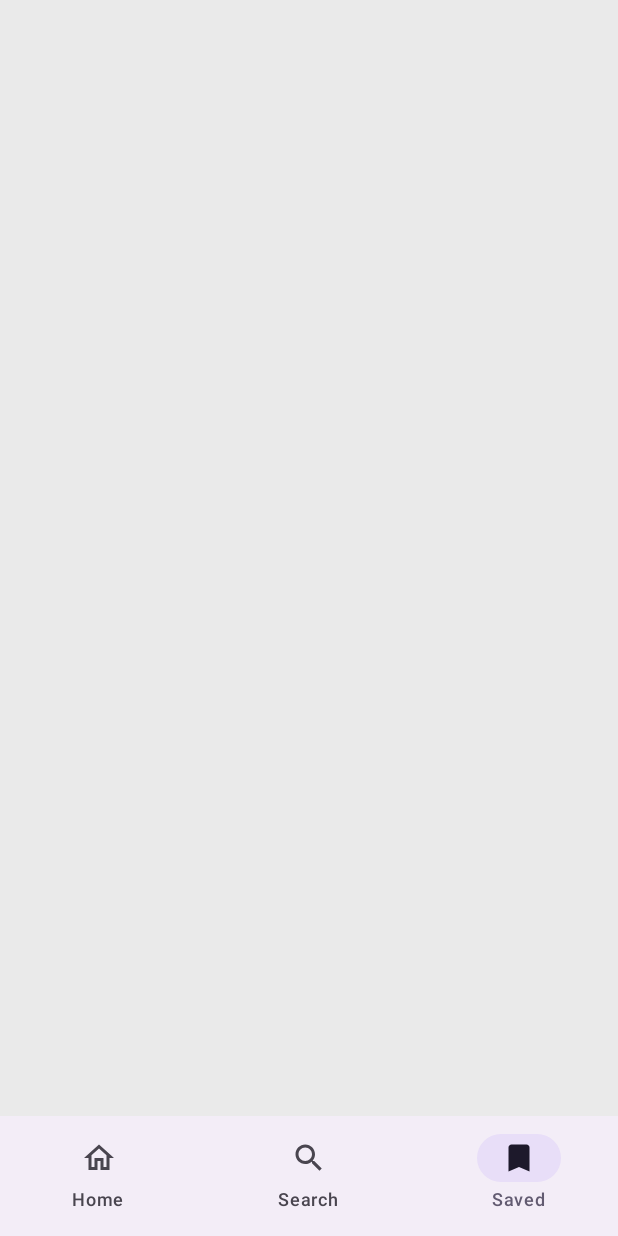
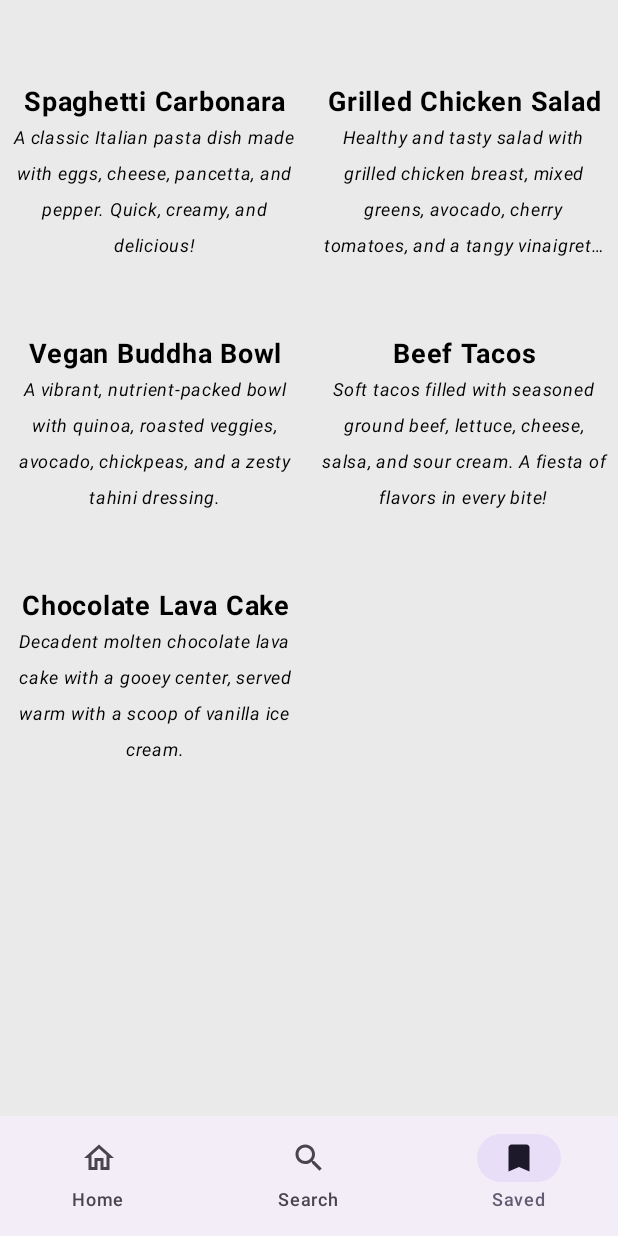
Before and after one commit to PiotrDynia/ChefMate, an Android app built with Jetpack Compose: the ResultsScreen screen opened through its navigation route, on a phone screen of 412 x 824 dp. Run offline under Robolectric (Android 15) with nearby library versions, the phone set to English and light mode, and no system bars; our stand-ins replace Dagger/Hilt's generated code, livedata-compose; pictures from the network do not load.

Commit message:
results design done

```diff
--- a/app/src/main/java/com/example/chefmate/core/data/api/dto/RecipeSimple.kt
+++ b/app/src/main/java/com/example/chefmate/core/data/api/dto/RecipeSimple.kt
@@ -6,3 +6,36 @@ data class RecipeSimple(
     val image: String,
     val summary: String
 )
+
+val sampleRecipes = listOf(
+    RecipeSimple(
+        id = 1,
+        title = "Spaghetti Carbonara",
+        image = "https://cdn.aniagotuje.com/pictures/articles/2020/01/1967583-v-1500x1500.jpg",
+        summary = "A classic Italian pasta dish made with eggs, cheese, pancetta, and pepper. Quick, creamy, and delicious!"
+    ),
+    RecipeSimple(
+        id = 2,
+        title = "Grilled Chicken Salad",
+        image = "https://cdn.aniagotuje.com/pictures/articles/2020/01/1967583-v-1500x1500.jpg",
+        summary = "Healthy and tasty salad with grilled chicken breast, mixed greens, avocado, cherry tomatoes, and a tangy vinaigrette."
+    ),
+    RecipeSimple(
+        id = 3,
+        title = "Vegan Buddha Bowl",
+        image = "https://cdn.aniagotuje.com/pictures/articles/2020/01/1967583-v-1500x1500.jpg",
+        summary = "A vibrant, nutrient-packed bowl with quinoa, roasted veggies, avocado, chickpeas, and a zesty tahini dressing."
+    ),
+    RecipeSimple(
+        id = 4,
+        title = "Beef Tacos",
+        image = "https://cdn.aniagotuje.com/pictures/articles/2020/01/1967583-v-1500x1500.jpg",
+        summary = "Soft tacos filled with seasoned ground beef, lettuce, cheese, salsa, and sour cream. A fiesta of flavors in every bite!"
+    ),
+    RecipeSimple(
+        id = 5,
+        title = "Chocolate Lava Cake",
+        image = "https://cdn.aniagotuje.com/pictures/articles/2020/01/1967583-v-1500x1500.jpg",
+        summary = "Decadent molten chocolate lava cake with a gooey center, served warm with a scoop of vanilla ice cream."
+    )
+)
--- a/app/src/main/java/com/example/chefmate/featureHome/presentation/components/Recommendations.kt
+++ b/app/src/main/java/com/example/chefmate/featureHome/presentation/components/Recommendations.kt
@@ -26,6 +26,7 @@ import androidx.compose.ui.res.stringResource
 import androidx.compose.ui.text.font.FontStyle
 import androidx.compose.ui.text.font.FontWeight
 import androidx.compose.ui.text.style.TextAlign
+import androidx.compose.ui.text.style.TextOverflow
 import androidx.compose.ui.unit.dp
 import androidx.compose.ui.unit.sp
 import coil.compose.AsyncImage
@@ -114,7 +115,8 @@ fun RecommendationsRow(state: HomeState, modifier: Modifier = Modifier) {
                             fontWeight = FontWeight.Bold,
                             modifier = Modifier
                                 .width(120.dp),
-                            maxLines = 4
+                            maxLines = 4,
+                            overflow = TextOverflow.Ellipsis
                         )
                     }
                 }
--- a/app/src/main/java/com/example/chefmate/featureResults/presentation/ResultsScreen.kt
+++ b/app/src/main/java/com/example/chefmate/featureResults/presentation/ResultsScreen.kt
@@ -1,18 +1,41 @@
 package com.example.chefmate.featureResults.presentation
 
+import androidx.compose.foundation.clickable
 import androidx.compose.foundation.layout.Arrangement
 import androidx.compose.foundation.layout.Column
+import androidx.compose.foundation.layout.PaddingValues
+import androidx.compose.foundation.layout.Spacer
+import androidx.compose.foundation.layout.aspectRatio
 import androidx.compose.foundation.layout.fillMaxSize
+import androidx.compose.foundation.layout.height
 import androidx.compose.foundation.layout.padding
+import androidx.compose.foundation.layout.size
+import androidx.compose.foundation.layout.width
+import androidx.compose.foundation.lazy.grid.GridCells
+import androidx.compose.foundation.lazy.grid.LazyVerticalGrid
+import androidx.compose.foundation.lazy.grid.items
 import androidx.compose.foundation.rememberScrollState
+import androidx.compose.foundation.shape.RoundedCornerShape
 import androidx.compose.foundation.verticalScroll
+import androidx.compose.material3.Text
 import androidx.compose.runtime.Composable
 import androidx.compose.runtime.getValue
 import androidx.compose.runtime.livedata.observeAsState
 import androidx.compose.ui.Alignment
 import androidx.compose.ui.Modifier
+import androidx.compose.ui.draw.clip
+import androidx.compose.ui.layout.ContentScale
+import androidx.compose.ui.res.stringResource
+import androidx.compose.ui.text.font.FontStyle
+import androidx.compose.ui.text.font.FontWeight
+import androidx.compose.ui.text.style.TextAlign
+import androidx.compose.ui.text.style.TextOverflow
 import androidx.compose.ui.unit.dp
+import androidx.compose.ui.unit.sp
 import androidx.hilt.navigation.compose.hiltViewModel
+import coil.compose.AsyncImage
+import com.example.chefmate.R
+import com.example.chefmate.core.data.api.dto.sampleRecipes
 import com.example.chefmate.core.presentation.util.SharedSearchViewModel
 import com.example.chefmate.featureResults.presentation.components.FilterSearchBar
 
@@ -27,8 +50,7 @@ fun ResultsScreen(
     Column(
         modifier = modifier
             .fillMaxSize()
-            .padding(top = 32.dp)
-            .verticalScroll(rememberScrollState()),
+            .padding(top = 32.dp),
         verticalArrangement = Arrangement.Top,
         horizontalAlignment = Alignment.CenterHorizontally
     ) {
@@ -38,5 +60,49 @@ fun ResultsScreen(
                 filterSets = viewModel.getFilterSets(selection)
             )
         }
+        LazyVerticalGrid(
+            columns = GridCells.Fixed(2),
+            horizontalArrangement = Arrangement.spacedBy(16.dp),
+            verticalArrangement = Arrangement.spacedBy(16.dp),
+            contentPadding = PaddingValues(horizontal = 8.dp),
+            modifier = Modifier.padding(bottom = 100.dp)
+        ) {
+            items(sampleRecipes) { item ->
+                Column(
+                    horizontalAlignment = Alignment.CenterHorizontally,
+                    modifier = Modifier
+                        .padding(vertical = 8.dp)
+                        .animateItem()
+                        .clickable {
+                            /*TODO*/
+                        }
+                ) {
+                    AsyncImage(
+                        model = item.image,
+                        contentDescription = stringResource(R.string.recipe_image),
+                        contentScale = ContentScale.Crop,
+                        modifier = Modifier
+                            .clip(RoundedCornerShape(16.dp))
+                    )
+                    Spacer(modifier = Modifier.height(16.dp))
+                    Text(
+                        text = item.title,
+                        textAlign = TextAlign.Center,
+                        fontSize = 18.sp,
+                        fontWeight = FontWeight.Bold,
+                        maxLines = 4,
+                        overflow = TextOverflow.Ellipsis
+                    )
+                    Text(
+                        text = item.summary,
+                        textAlign = TextAlign.Center,
+                        fontSize = 12.sp,
+                        fontStyle = FontStyle.Italic,
+                        maxLines = 4,
+                        overflow = TextOverflow.Ellipsis
+                    )
+                }
+            }
+        }
     }
 }
```
